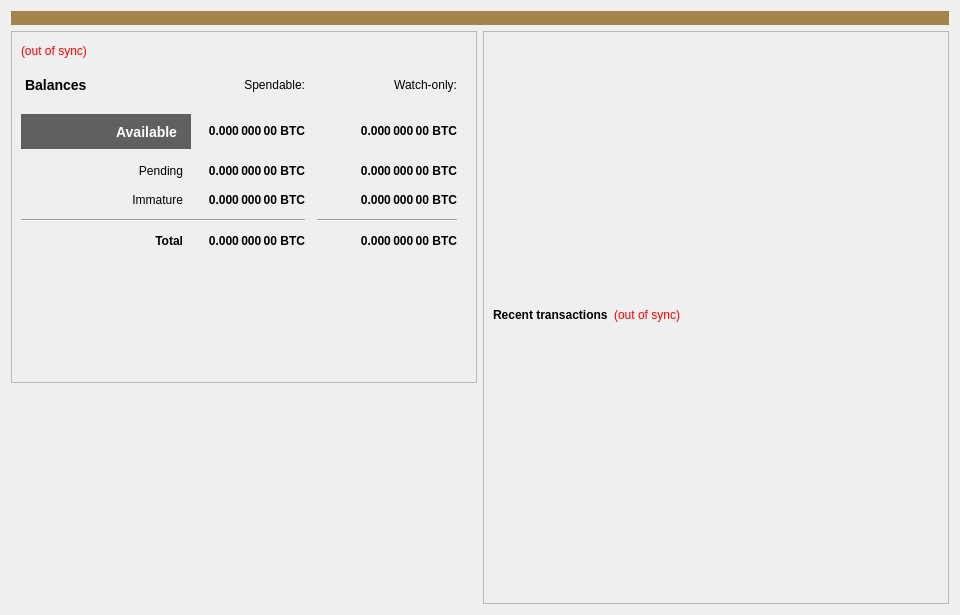
The window that src/qt/forms/overviewpage.ui (xumacoin/xuma-core) describes before a commit, drawn with Qt 5.
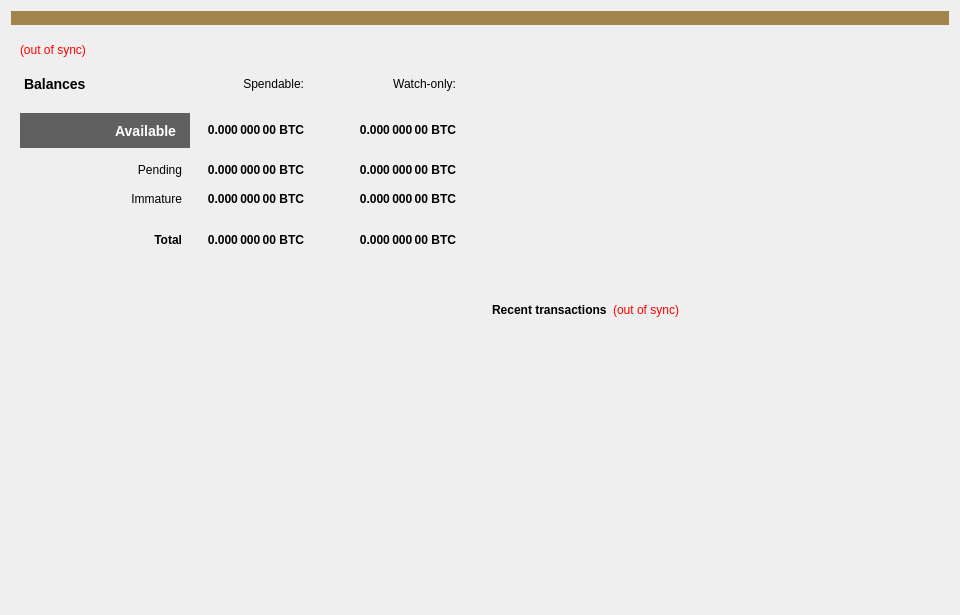
The same window after the commit. Icons and pictures are not drawn.

Patch:
```diff
--- a/src/qt/forms/overviewpage.ui
+++ b/src/qt/forms/overviewpage.ui
@@ -19,6 +19,9 @@
   <property name="windowTitle">
    <string>Form</string>
   </property>
+  <property name="autoFillBackground">
+   <bool>false</bool>
+  </property>
   <property name="styleSheet">
    <string notr="true">background: url(:images/xumalogo_name.png);</string>
   </property>
@@ -45,11 +48,14 @@
       <layout class="QVBoxLayout" name="leftSide">
        <item>
         <widget class="QFrame" name="frame">
+         <property name="styleSheet">
+          <string notr="true">background-color: transparent;</string>
+         </property>
          <property name="frameShape">
-          <enum>QFrame::StyledPanel</enum>
+          <enum>QFrame::NoFrame</enum>
          </property>
          <property name="frameShadow">
-          <enum>QFrame::Raised</enum>
+          <enum>QFrame::Plain</enum>
          </property>
          <layout class="QVBoxLayout" name="verticalLayout_4">
           <item>
@@ -485,13 +491,25 @@
       <layout class="QVBoxLayout" name="rightSide">
        <item>
         <widget class="QFrame" name="frame_2">
+         <property name="styleSheet">
+          <string notr="true"/>
+         </property>
          <property name="frameShape">
-          <enum>QFrame::StyledPanel</enum>
+          <enum>QFrame::NoFrame</enum>
          </property>
          <property name="frameShadow">
-          <enum>QFrame::Raised</enum>
+          <enum>QFrame::Plain</enum>
          </property>
          <layout class="QVBoxLayout" name="verticalLayout">
+          <property name="topMargin">
+           <number>0</number>
+          </property>
+          <property name="rightMargin">
+           <number>0</number>
+          </property>
+          <property name="bottomMargin">
+           <number>9</number>
+          </property>
           <item>
            <spacer name="verticalSpacer_2">
             <property name="orientation">
```
Left out of the diff: 5 changed lines with no effect on the pictures.
